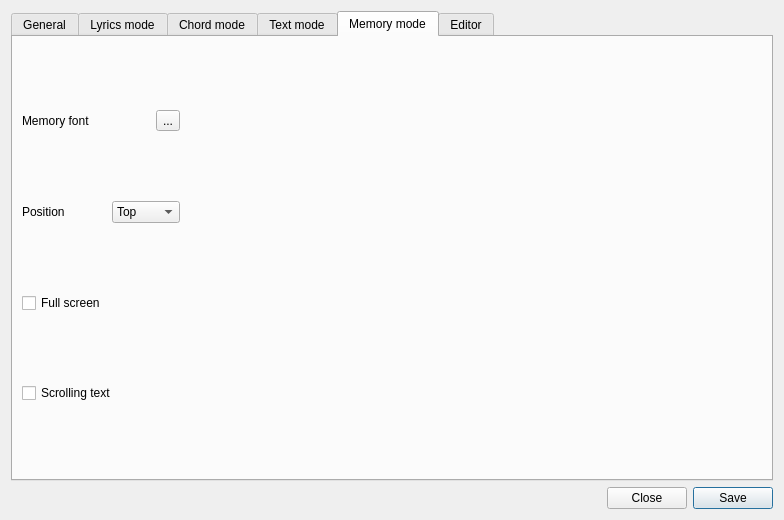
This is chordv/src/dialogconfiguration.ui in jpcima/chordv as Qt 5 draws it before an edit. The edited form follows.
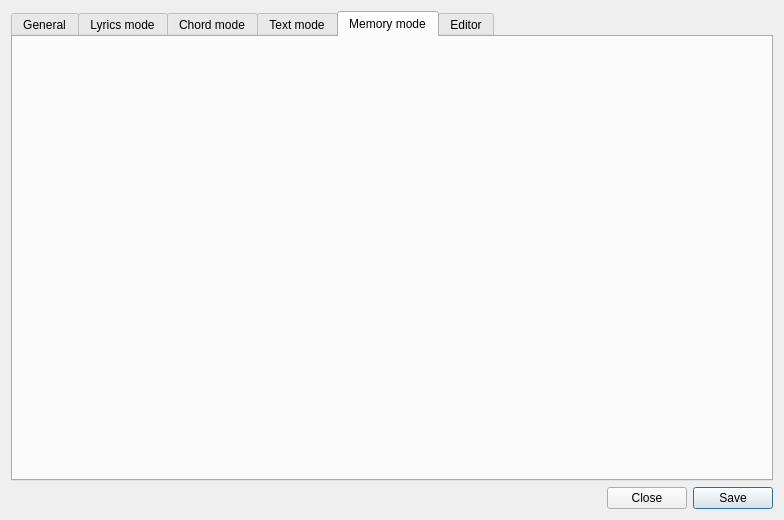
This is the edited form. Custom widgets are drawn as their Qt base class.

Commit message: Class MemmoryConfig to save and init property in configuration and in memorymode

```diff
--- a/chordv/src/dialogconfiguration.ui
+++ b/chordv/src/dialogconfiguration.ui
@@ -177,73 +177,28 @@
       <attribute name="title">
        <string>Memory mode</string>
       </attribute>
-      <layout class="QVBoxLayout" name="verticalLayout_6">
+      <layout class="QVBoxLayout" name="verticalLayout_11">
        <item>
         <layout class="QHBoxLayout" name="horizontalLayout_2">
          <item>
-          <widget class="QSplitter" name="splitter">
-           <property name="orientation">
-            <enum>Qt::Vertical</enum>
-           </property>
-           <widget class="QWidget" name="layoutWidget">
-            <layout class="QGridLayout" name="gridLayout">
-             <item row="0" column="0" colspan="2">
-              <widget class="QLabel" name="labelFontMemory">
-               <property name="text">
-                <string>Memory font</string>
-               </property>
-              </widget>
-             </item>
-             <item row="0" column="2">
-              <widget class="FontButton" name="toolButtonFontMemory">
-               <property name="text">
-                <string>...</string>
-               </property>
-              </widget>
-             </item>
-             <item row="1" column="0">
-              <widget class="QLabel" name="labelPositionMemory">
-               <property name="text">
-                <string>Position</string>
-               </property>
-              </widget>
-             </item>
-             <item row="1" column="1" colspan="2">
-              <widget class="QComboBox" name="comboBoxPositionMemory">
-               <item>
-                <property name="text">
-                 <string>Top</string>
-                </property>
-               </item>
-               <item>
-                <property name="text">
-                 <string>Middle</string>
-                </property>
-               </item>
-               <item>
-                <property name="text">
-                 <string>Bottom</string>
-                </property>
-               </item>
-              </widget>
-             </item>
-             <item row="2" column="0">
-              <widget class="QCheckBox" name="checkBoxFullScreenMemory">
-               <property name="text">
-                <string>Full screen</string>
-               </property>
-              </widget>
-             </item>
-             <item row="3" column="0" colspan="3">
-              <widget class="QCheckBox" name="checkBoxScrollingTextMemory">
-               <property name="text">
-                <string>Scrolling text</string>
-               </property>
-              </widget>
-             </item>
-            </layout>
-           </widget>
-          </widget>
+          <layout class="QVBoxLayout" name="verticalLayout_6">
+           <item>
+            <widget class="FormMemoryInfo" name="widgetMemory" native="true"/>
+           </item>
+           <item>
+            <spacer name="verticalSpacer_2">
+             <property name="orientation">
+              <enum>Qt::Vertical</enum>
+             </property>
+             <property name="sizeHint" stdset="0">
+              <size>
+               <width>20</width>
+               <height>40</height>
+              </size>
+             </property>
+            </spacer>
+           </item>
+          </layout>
          </item>
          <item>
           <spacer name="horizontalSpacer_3">
@@ -340,9 +295,10 @@
    <container>1</container>
   </customwidget>
   <customwidget>
-   <class>FontButton</class>
-   <extends>QToolButton</extends>
-   <header>fontbutton.h</header>
+   <class>FormMemoryInfo</class>
+   <extends>QWidget</extends>
+   <header>formmemoryinfo.h</header>
+   <container>1</container>
   </customwidget>
  </customwidgets>
  <resources/>
```
The commit also changes 7 other files.
